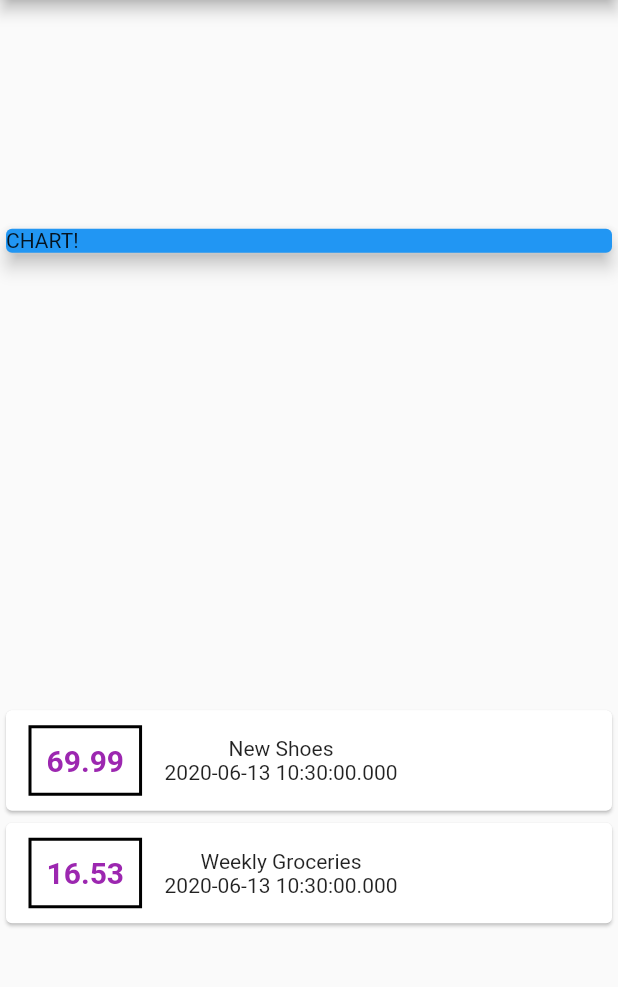
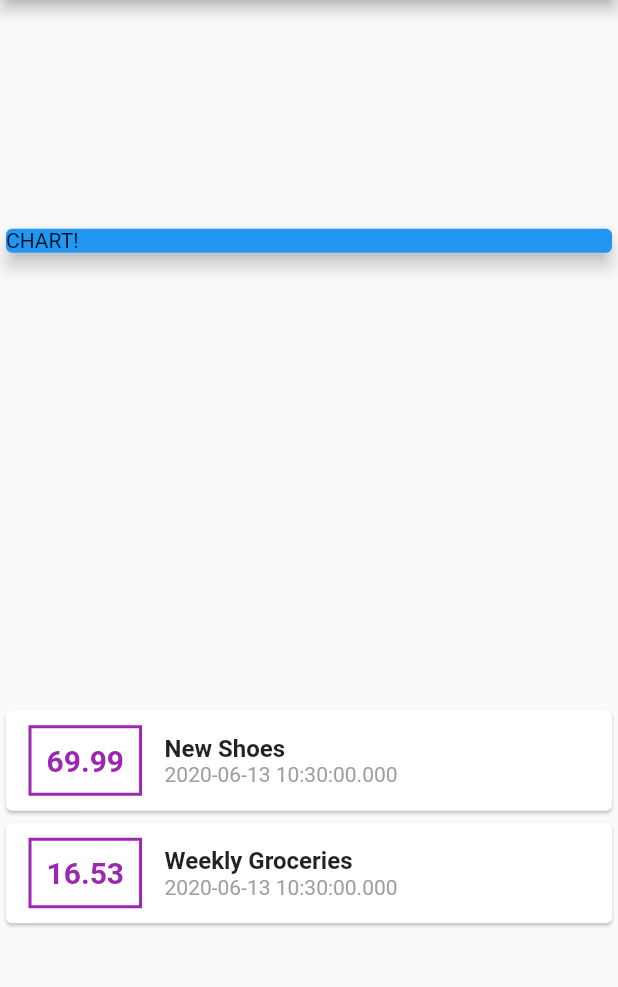
Before and after one commit to diwpro007/expense-app, a Flutter app: the screen it shows after launch, on a phone screen of 412 x 824 dp, the part 84-1071 px from its top. Run offline on Flutter 3.47's test engine with Material 2 defaults, Android fonts, the phone set to English and light mode, and no system bars.

Commit message:
Updated text styles for the list

```diff
--- a/lib/main.dart
+++ b/lib/main.dart
@@ -53,7 +53,7 @@ class MyHomePage extends StatelessWidget {
                                   vertical: 10, horizontal: 15),
                               decoration: BoxDecoration(
                                 border: Border.all(
-                                  color: Colors.black,
+                                  color: Colors.purple,
                                   width: 2,
                                 ),
                               ),
@@ -68,9 +68,21 @@ class MyHomePage extends StatelessWidget {
                               ),
                             ),
                             Column(
+                              crossAxisAlignment: CrossAxisAlignment.start,
                               children: <Widget>[
-                                Text(tx.title),
-                                Text(tx.date.toString()),
+                                Text(
+                                  tx.title,
+                                  style: TextStyle(
+                                    fontWeight: FontWeight.bold,
+                                    fontSize: 16,
+                                  ),
+                                ),
+                                Text(
+                                  tx.date.toString(),
+                                  style: TextStyle(
+                                    color: Colors.grey
+                                  ),
+                                ),
                               ],
                             )
                           ],
```
Also changed, not shown: pubspec.lock, 1 other file.
